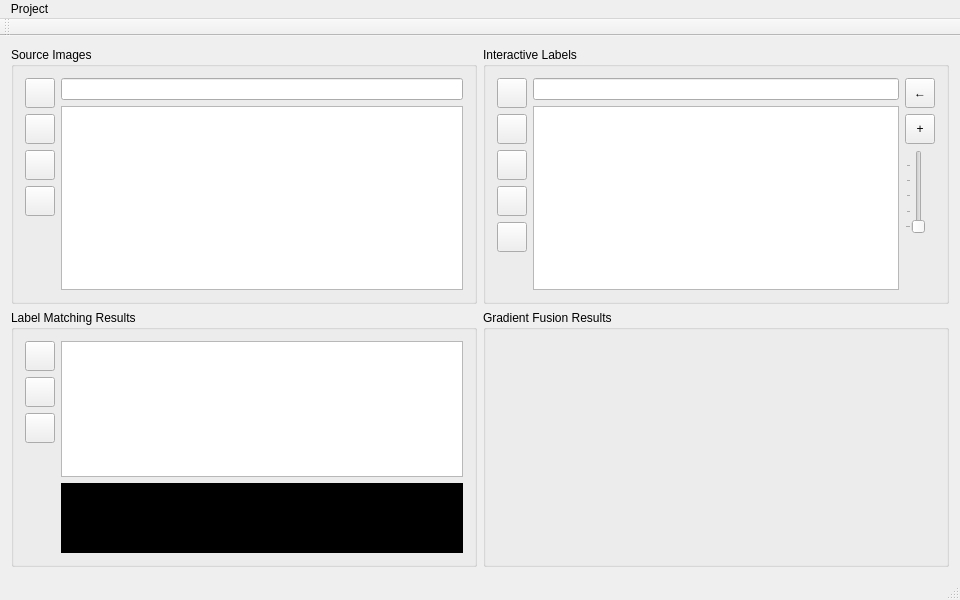
The window that InteractiveDigitalMontage.ui (Kouek/InteractiveDigitalMontage) describes before a commit, drawn with Qt 5.
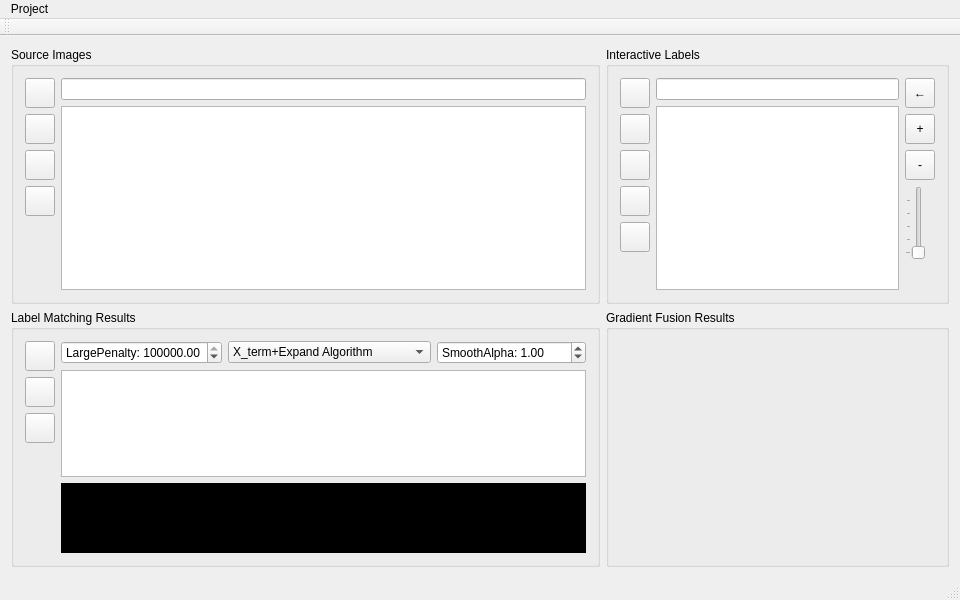
The same window after the commit. Icons and pictures are not drawn. Custom widgets are drawn as their Qt base class.

```diff
--- a/InteractiveDigitalMontage.ui
+++ b/InteractiveDigitalMontage.ui
@@ -498,6 +498,37 @@
            </property>
           </widget>
          </item>
+         <item>
+          <widget class="QToolButton" name="toolButtonEraseIntrctLabl">
+           <property name="sizePolicy">
+            <sizepolicy hsizetype="Minimum" vsizetype="Fixed">
+             <horstretch>0</horstretch>
+             <verstretch>0</verstretch>
+            </sizepolicy>
+           </property>
+           <property name="minimumSize">
+            <size>
+             <width>30</width>
+             <height>30</height>
+            </size>
+           </property>
+           <property name="toolTip">
+            <string>&lt;html&gt;&lt;head/&gt;&lt;body&gt;&lt;p&gt;Erase Current Interactive Operation from Origin&lt;/p&gt;&lt;/body&gt;&lt;/html&gt;</string>
+           </property>
+           <property name="whatsThis">
+            <string>&lt;html&gt;&lt;head/&gt;&lt;body&gt;&lt;p&gt;&lt;br/&gt;&lt;/p&gt;&lt;/body&gt;&lt;/html&gt;</string>
+           </property>
+           <property name="text">
+            <string notr="true">-</string>
+           </property>
+           <property name="iconSize">
+            <size>
+             <width>20</width>
+             <height>20</height>
+            </size>
+           </property>
+          </widget>
+         </item>
          <item>
           <widget class="QSlider" name="verticalSliderStrokeWidth">
            <property name="contextMenuPolicy">
@@ -676,7 +707,72 @@
         </layout>
        </item>
        <item>
-        <layout class="QVBoxLayout" name="verticalLayout_6" stretch="5,1">
+        <layout class="QVBoxLayout" name="verticalLayout_6" stretch="0,5,1">
+         <item>
+          <layout class="QHBoxLayout" name="horizontalLayout_4">
+           <item>
+            <widget class="QDoubleSpinBox" name="doubleSpinBoxDatTermLrgPnlty">
+             <property name="toolTip">
+              <string>&lt;html&gt;&lt;head/&gt;&lt;body&gt;&lt;p&gt;Set Data Term Large Penalty&lt;/p&gt;&lt;/body&gt;&lt;/html&gt;</string>
+             </property>
+             <property name="prefix">
+              <string>LargePenalty: </string>
+             </property>
+             <property name="minimum">
+              <double>0.000000000000000</double>
+             </property>
+             <property name="maximum">
+              <double>10000000000.000000000000000</double>
+             </property>
+             <property name="singleStep">
+              <double>1000.000000000000000</double>
+             </property>
+             <property name="value">
+              <double>100000.000000000000000</double>
+             </property>
+            </widget>
+           </item>
+           <item>
+            <widget class="QComboBox" name="comboBoxSmoothTermType">
+             <property name="toolTip">
+              <string>&lt;html&gt;&lt;head/&gt;&lt;body&gt;&lt;p&gt;Choose Type of Smooth Term&lt;/p&gt;&lt;/body&gt;&lt;/html&gt;</string>
+             </property>
+             <item>
+              <property name="text">
+               <string>X_term+Expand Algorithm</string>
+              </property>
+             </item>
+             <item>
+              <property name="text">
+               <string>X_term/Z_term+Swap Algorithm</string>
+              </property>
+             </item>
+            </widget>
+           </item>
+           <item>
+            <widget class="QDoubleSpinBox" name="doubleSpinBoxDatTermAlpha">
+             <property name="toolTip">
+              <string>&lt;html&gt;&lt;head/&gt;&lt;body&gt;&lt;p&gt;Set Smooth Term Alpha&lt;/p&gt;&lt;/body&gt;&lt;/html&gt;</string>
+             </property>
+             <property name="prefix">
+              <string>SmoothAlpha: </string>
+             </property>
+             <property name="minimum">
+              <double>0.000000000000000</double>
+             </property>
+             <property name="maximum">
+              <double>1000.000000000000000</double>
+             </property>
+             <property name="singleStep">
+              <double>10.000000000000000</double>
+             </property>
+             <property name="value">
+              <double>1.000000000000000</double>
+             </property>
+            </widget>
+           </item>
+          </layout>
+         </item>
          <item>
           <widget class="MontageGraphicsView" name="graphicsViewLblMatchRslts">
            <property name="cursor" stdset="0">
```
Left out of the diff: 7 changed lines with no effect on the pictures.
